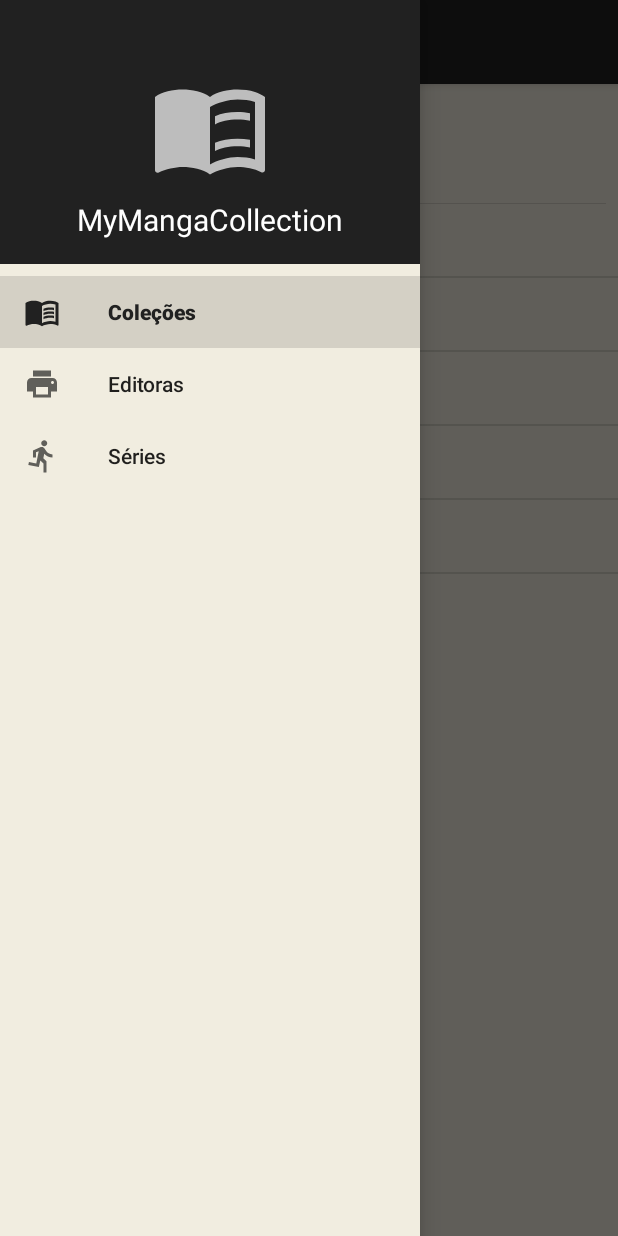
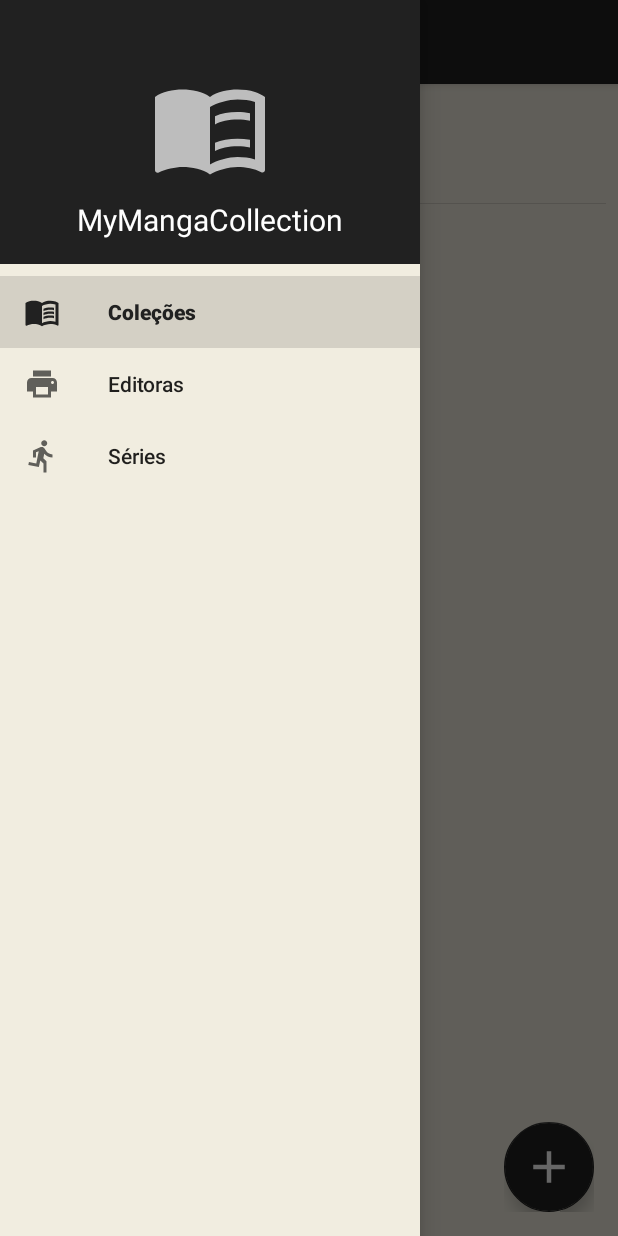
Before and after one commit to AdamsEric/MyMangaCollectionApp, an Android app: the screen it shows after launch (MainActivity), with the side drawer open, on a phone screen of 412 x 824 dp. Run offline under Robolectric (Android 15) with nearby library versions, the phone set to English and light mode, and no system bars.

Commit message:
Implementação da tela de cadastro de coleções

```diff
--- a/app/build.gradle
+++ b/app/build.gradle
@@ -27,6 +27,7 @@ dependencies {
     implementation 'androidx.appcompat:appcompat:1.2.0'
     implementation 'androidx.constraintlayout:constraintlayout:2.0.1'
     implementation 'com.google.android.material:material:1.0.0'
+
     testImplementation 'junit:junit:4.12'
     androidTestImplementation 'androidx.test.ext:junit:1.1.2'
     androidTestImplementation 'androidx.test.espresso:espresso-core:3.3.0'
--- a/app/src/main/java/com/example/mymangacollection/MainActivity.java
+++ b/app/src/main/java/com/example/mymangacollection/MainActivity.java
@@ -10,6 +10,9 @@ import androidx.drawerlayout.widget.DrawerLayout;
 import android.os.Bundle;
 import android.view.MenuItem;
 
+import com.example.mymangacollection.views.colecao.ColecaoFragment;
+import com.example.mymangacollection.views.editora.EditoraFragment;
+import com.example.mymangacollection.views.serie.SerieFragment;
 import com.google.android.material.navigation.NavigationView;
 
 public class MainActivity extends AppCompatActivity implements NavigationView.OnNavigationItemSelectedListener {
--- a/app/src/main/java/com/example/mymangacollection/ColecaoFragment.java
+++ b/app/src/main/java/com/example/mymangacollection/views/colecao/ColecaoFragment.java
@@ -1,32 +1,52 @@
-package com.example.mymangacollection;
+package com.example.mymangacollection.views.colecao;
 
+import android.content.Intent;
 import android.os.Bundle;
+import android.util.Log;
 import android.view.LayoutInflater;
 import android.view.View;
 import android.view.ViewGroup;
-import android.widget.ArrayAdapter;
-import android.widget.ListView;
+import android.widget.Button;
 
 import androidx.annotation.NonNull;
 import androidx.annotation.Nullable;
 import androidx.fragment.app.Fragment;
 
+import com.example.mymangacollection.R;
+import com.google.android.material.floatingactionbutton.FloatingActionButton;
+
 import java.util.ArrayList;
 
 public class ColecaoFragment extends Fragment {
+    FloatingActionButton btnAddColecao;
+    Intent cadastrarDentista;
+
     @Nullable
     @Override
     public View onCreateView(@NonNull LayoutInflater inflater, @Nullable ViewGroup container, @Nullable Bundle savedInstanceState) {
         View rootView = inflater.inflate(R.layout.fragment_colecao, container, false);
         getActivity().setTitle("Coleções");
 
-        ListView listaColecao = (ListView) rootView.findViewById(R.id.lst_colecao);
-        ArrayList<String> colecoes = obterColecoes();
-        ArrayAdapter<String> arrayAdapter = new ArrayAdapter<String>(container.getContext(), android.R.layout.simple_list_item_1, colecoes);
-        listaColecao.setAdapter(arrayAdapter);
+        this.registrarComponentes(rootView);
+        this.registrarEventos();
 
         return rootView;
     }
+
+    private void registrarComponentes(View view) {
+        btnAddColecao = view.findViewById(R.id.btnAddColecao);
+        cadastrarDentista = new Intent(getActivity(), CadastrarColecaoActivity.class);
+    }
+
+    private void registrarEventos() {
+        this.btnAddColecao.setOnClickListener(new View.OnClickListener() {
+            @Override
+            public void onClick(View v) {
+                startActivity(cadastrarDentista);
+            }
+        });
+    }
+
 
     private ArrayList<String> obterColecoes() {
         ArrayList<String> colecoes = new ArrayList<String>();
--- /dev/null
+++ b/app/src/main/res/drawable/ic_add.xml
@@ -0,0 +1,10 @@
+<vector
+    android:height="24dp"
+    android:width="24dp"
+    android:tint="#FFFFFF"
+    android:viewportHeight="24"
+    android:viewportWidth="24"
+    xmlns:android="http://schemas.android.com/apk/res/android">
+
+    <path android:fillColor="@android:color/white" android:pathData="M19,13h-6v6h-2v-6H5v-2h6V5h2v6h6v2z"/>
+</vector>
--- a/app/src/main/res/layout/fragment_colecao.xml
+++ b/app/src/main/res/layout/fragment_colecao.xml
@@ -2,6 +2,7 @@
 <RelativeLayout xmlns:android="http://schemas.android.com/apk/res/android"
     android:layout_width="match_parent"
     android:layout_height="match_parent"
+    xmlns:app="http://schemas.android.com/apk/res-auto"
     android:background="@color/light">
 
     <LinearLayout
@@ -17,13 +18,56 @@
             android:iconifiedByDefault="false"
             />
 
-        <ListView
-            android:id="@+id/lst_colecao"
+        <androidx.swiperefreshlayout.widget.SwipeRefreshLayout
+            android:id="@+id/swipe"
             android:layout_width="match_parent"
             android:layout_height="match_parent"
-            android:choiceMode="singleChoice"/>
+            android:layout_marginTop="16dp"
+            android:layout_marginHorizontal="8dp"
+            android:paddingHorizontal="8dp">
+
+            <!--
+            <androidx.recyclerview.widget.RecyclerView
+                android:id="@+id/colecoes"
+                android:layout_width="match_parent"
+                android:layout_height="match_parent"
+                />
+            -->
+
+        </androidx.swiperefreshlayout.widget.SwipeRefreshLayout>
+
 
     </LinearLayout>
 
+    <RelativeLayout
+        android:layout_width="wrap_content"
+        android:layout_height="wrap_content"
+        android:layout_alignParentBottom="true"
+        android:layout_alignParentRight="true"
+        android:layout_marginRight="16dp"
+        android:layout_marginBottom="16dp"
+        >
+
+        <com.google.android.material.floatingactionbutton.FloatingActionButton
+            android:id="@+id/btnAddColecao"
+            android:layout_width="wrap_content"
+            android:layout_height="wrap_content"
+            android:layout_gravity="end|bottom"
+            android:src="@drawable/ic_add"
+            android:contentDescription="Adicionar"
+            android:backgroundTint="@color/colorPrimaryDark"
+            android:focusable="true"
+            android:clickable="true"
+            android:elevation="8dp"
+            android:theme="@style/Widget.AppCompat.ImageButton"
+            app:fabCustomSize="60dp"
+            app:maxImageSize="36dp"
+            app:pressedTranslationZ="12dp"
+            app:rippleColor="@color/light"
+            />
+
+    </RelativeLayout>
+
+
 
 </RelativeLayout>
--- a/app/src/main/res/menu/drawer_menu.xml
+++ b/app/src/main/res/menu/drawer_menu.xml
@@ -6,7 +6,8 @@
         <item
             android:id="@+id/nav_colecao"
             android:icon="@drawable/ic_colecao"
-            android:title="Coleções"/>
+            android:title="Coleções"
+             />
         <item
             android:id="@+id/nav_editora"
             android:icon="@drawable/ic_editora"
--- a/app/src/main/res/values/colors.xml
+++ b/app/src/main/res/values/colors.xml
@@ -4,4 +4,5 @@
     <color name="colorPrimaryDark">#212121</color>
     <color name="colorAccent">#212121</color>
     <color name="light">#F1EDE0</color>
+    <color name="transparent">@android:color/transparent</color>
 </resources>
```
Also changed, not shown: app/src/main/AndroidManifest.xml (+8 -2 lines), app/src/main/java/com/example/mymangacollection/views/colecao/CadastrarColecaoActivity.java (added, +18 -0 lines), app/src/main/java/com/example/mymangacollection/views/editora/EditoraFragment.java (renamed from app/src/main/java/com/example/mymangacollection/SerieFragment.java, +6 -4 lines), app/src/main/java/com/example/mymangacollection/views/serie/SerieFragment.java (renamed from app/src/main/java/com/example/mymangacollection/EditoraFragment.java, +6 -4 lines), app/src/main/res/drawable/ic_delete.xml (added, +10 -0 lines), app/src/main/res/drawable/ic_edit.xml (added, +10 -0 lines), app/src/main/res/layout/activity_cadastrar_colecao.xml (added, +291 -0 lines), app/src/main/res/layout/list_colecao.xml (added, +58 -0 lines).
